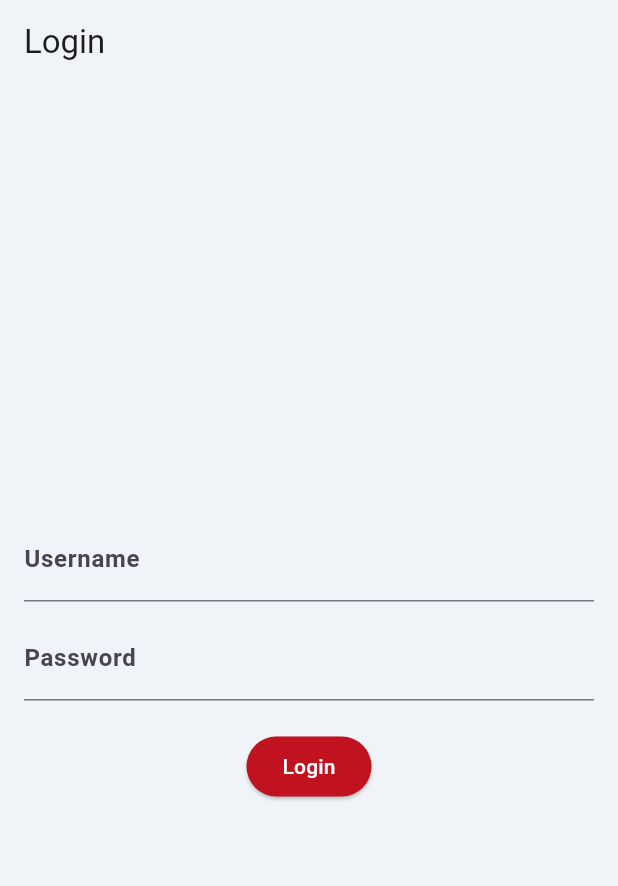
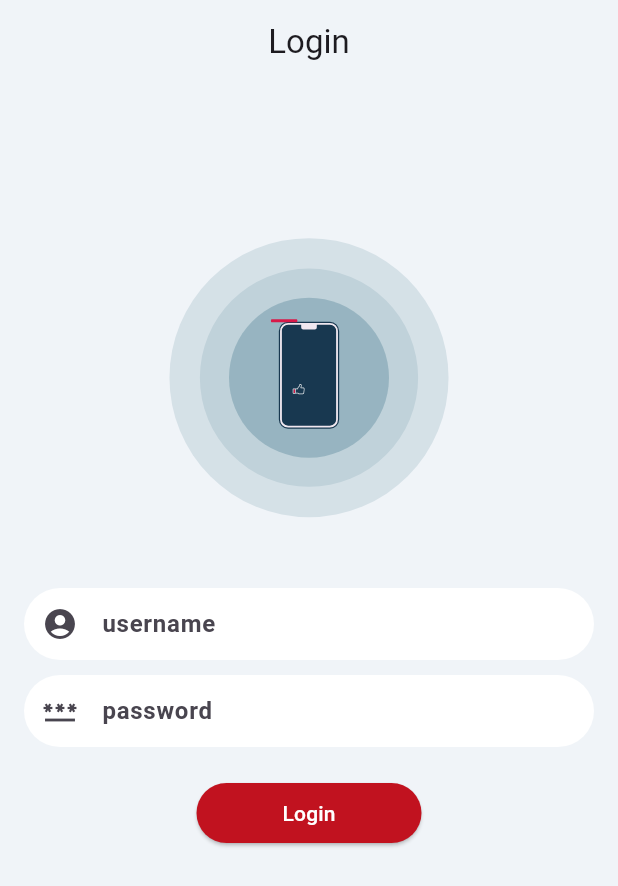
Before and after one commit to marcosherif/Eqra-al-khabar, a Flutter app: the screen it shows after launch, on a phone screen of 412 x 824 dp. Shown: the top 886 px of the screen. Run offline on Flutter 3.47's test engine with Material 3 defaults, Android fonts, the phone set to English and light mode, and no system bars; our stand-ins replace bloc_concurrency, dio, easy_localization, equatable, flutter_bloc, google_fonts and 5 more; missing offline and left inert: flutter_inappwebview.

Commit message:
FEAT: authentication ui adjustments

```diff
--- a/assets/langs/locale.json
+++ b/assets/langs/locale.json
@@ -40,7 +40,7 @@
     "ar": "اقرأ المزيد"
   },
   "login": {
-    "en": "login",
+    "en": "Login",
     "ar": "تسجيل دخول"
   },
   "login_failed": {
--- a/lib/features/authentication/presentation/screen/auth_screen.dart
+++ b/lib/features/authentication/presentation/screen/auth_screen.dart
@@ -2,6 +2,7 @@ import 'package:easy_localization/easy_localization.dart';
 import 'package:eqra_el_khabar/features/home_screen/presentation/screen/home_screen.dart';
 import 'package:flutter/material.dart';
 import 'package:flutter_bloc/flutter_bloc.dart';
+import 'package:lottie/lottie.dart';
 
 import '../bloc/auth_bloc.dart';
 import '../bloc/auth_event.dart';
@@ -18,16 +19,10 @@ class _LoginPageState extends State<LoginPage> {
   final _usernameController = TextEditingController();
   final _passwordController = TextEditingController();
 
-  void _login() {
-    context.read<AuthBloc>().add(
-      LoginRequested(_usernameController.text, _passwordController.text),
-    );
-  }
-
   @override
   Widget build(BuildContext context) {
     return Scaffold(
-      appBar: AppBar(title: const Text('Login')),
+      appBar: AppBar(title: Center(child: Text('login').tr())),
       body: BlocConsumer<AuthBloc, AuthState>(
         listener: (context, state) {
           if (state.status == AuthStatus.authenticated && state.user != null) {
@@ -42,26 +37,62 @@ class _LoginPageState extends State<LoginPage> {
           }
         },
         builder: (context, state) {
-          return Padding(
+          return SingleChildScrollView(
+            child: Padding(
               padding: const EdgeInsets.all(16.0),
               child: Column(
-              mainAxisAlignment: MainAxisAlignment.center,
                 children: [
+                  SizedBox(height: 80),
+                  Lottie.asset(
+                    'assets/animations/login_animation.json',
+                    width: 200,
+                    height: 200,
+                    fit: BoxFit.contain,
+                  ),
+                  SizedBox(height: 40),
                   TextField(
                     controller: _usernameController,
-                  decoration: InputDecoration(labelText: 'Username'.tr()),
+                    decoration: InputDecoration(
+                      hintText: 'username'.tr(),
+                      prefixIcon: Icon(Icons.account_circle_rounded),
+                      contentPadding: const EdgeInsets.symmetric(
+                        horizontal: 20,
+                      ),
+                      border: OutlineInputBorder(
+                        borderRadius: BorderRadius.circular(30),
+                        borderSide: BorderSide.none,
+                      ),
+                      filled: true,
+                      fillColor: Theme.of(context).cardColor,
+                    ),
                   ),
                   const SizedBox(height: 10),
                   TextField(
                     controller: _passwordController,
                     obscureText: true,
-                  decoration: InputDecoration(labelText: 'Password'.tr()),
+                    decoration: InputDecoration(
+                      hintText: 'password'.tr(),
+                      prefixIcon: Icon(Icons.password),
+                      contentPadding: const EdgeInsets.symmetric(
+                        horizontal: 20,
+                      ),
+                      border: OutlineInputBorder(
+                        borderRadius: BorderRadius.circular(30),
+                        borderSide: BorderSide.none,
+                      ),
+                      filled: true,
+                      fillColor: Theme.of(context).cardColor,
+                    ),
                   ),
                   const SizedBox(height: 20),
                   if (state.status == AuthStatus.loading)
-                  const CircularProgressIndicator()
+                    CircularProgressIndicator(
+                      color: Theme.of(context).primaryColor,
+                    )
                   else
-                  ElevatedButton(
+                    SizedBox(
+                      width: 150,
+                      child: ElevatedButton(
                         onPressed: () {
                           context.read<AuthBloc>().add(
                             LoginRequested(
@@ -70,9 +101,11 @@ class _LoginPageState extends State<LoginPage> {
                             ),
                           );
                         },
-                    child: const Text('Login'),
+                        child: Text('login'.tr()),
+                      ),
                     ),
                 ],
+              ),
             ),
           );
         },
--- a/lib/features/search_screen/presentation/screen/search_screen_body.dart
+++ b/lib/features/search_screen/presentation/screen/search_screen_body.dart
@@ -75,11 +75,6 @@ class _SearchScreenBodyState extends State<SearchScreenBody> {
                     padding: const EdgeInsets.symmetric(vertical: 2),
                     child: NewsTile(
                       article: article,
-                      // imageUrl: article.urlToImage,
-                      // source: article.source,
-                      // title: article.title,
-                      // author: article.author,
-                      // publishedAt: article.publishedAt,
                     ),
                   );
                 }
```
Also changed, not shown: assets/animations/login_animation.json (added, +1 -0 lines), 1 other file. Lines whose indentation alone changed are shown as unchanged.
